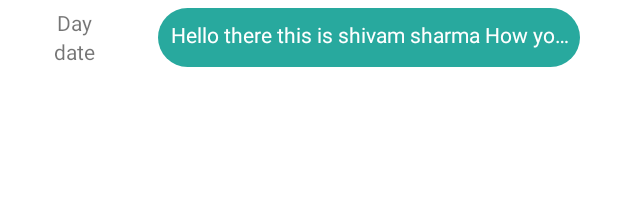
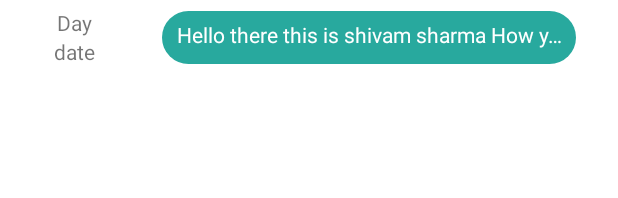
Before and after one commit to shivam-sharma02/Calendar-APP, an Android app: the layout custom_calendar.xml on its own in the app's theme, with its tools: preview values and no code run, on a phone screen of 412 x 824 dp. Shown: the top 198 px of the screen. Run offline under Robolectric (Android 15) with nearby library versions, the phone set to English and light mode, and no system bars.

Commit message:
UI improvements

```diff
--- a/app/src/main/res/layout/activity_write_events.xml
+++ b/app/src/main/res/layout/activity_write_events.xml
@@ -108,7 +108,8 @@
         android:layout_height="wrap_content"
         android:text="Create Event"
         android:layout_marginTop="100dp"
-        app:layout_constraintTop_toBottomOf="@+id/eventDescription"
+        android:background="@drawable/rounded_background"
+        app:layout_constraintTop_toBottomOf="@+id/selectTime"
         app:layout_constraintBottom_toBottomOf="parent"
         app:layout_constraintStart_toStartOf="parent"
         app:layout_constraintEnd_toEndOf="parent"
--- a/app/src/main/res/layout/custom_calendar.xml
+++ b/app/src/main/res/layout/custom_calendar.xml
@@ -14,9 +14,9 @@
         android:layout_height="50dp"
         android:gravity="center"
         android:orientation="vertical"
-        app:layout_constraintStart_toStartOf="parent"
-        app:layout_constraintBottom_toBottomOf="@id/calendar_constraint_layout"
-        app:layout_constraintTop_toTopOf="parent">
+        app:layout_constraintStart_toStartOf="@id/calendar_constraint_layout"
+        app:layout_constraintBottom_toTopOf="@id/alarmTime"
+        app:layout_constraintTop_toTopOf="@id/calendar_constraint_layout">
 
 
         <TextView
@@ -54,20 +54,33 @@
         android:ellipsize="end"
         android:gravity="center"
         android:maxLines="1"
-        android:layout_marginLeft="15dp"
-        android:layout_marginTop="5dp"
-        android:layout_marginBottom="5dp"
-        android:layout_marginRight="15dp"
+        android:layout_marginStart="18dp"
+        android:layout_marginTop="7dp"
+        android:layout_marginBottom="7dp"
+        android:layout_marginEnd="18dp"
         android:paddingStart="8dp"
         android:paddingTop="2dp"
         android:paddingEnd="8dp"
         android:paddingBottom="5dp"
         android:text="Hello there this is shivam sharma How you are doing"
         android:textColor="@color/white"
-        app:layout_constraintBottom_toBottomOf="parent"
+        app:layout_constraintBottom_toTopOf="@id/alarmTime"
         app:layout_constraintStart_toEndOf="@id/calendar_linear_layout"
-        app:layout_constraintEnd_toEndOf="parent"
-        app:layout_constraintTop_toTopOf="parent" />
+        app:layout_constraintEnd_toEndOf="@id/calendar_constraint_layout"
+        app:layout_constraintTop_toTopOf="@id/calendar_constraint_layout" />
+
+    <TextView
+        android:id="@+id/alarmTime"
+        android:layout_width="wrap_content"
+        android:layout_height="wrap_content"
+        android:text=""
+        android:layout_marginEnd="31dp"
+        app:layout_constraintEnd_toEndOf="@id/calendar_constraint_layout"
+        app:layout_constraintBottom_toBottomOf="@id/calendar_constraint_layout"
+        app:layout_constraintTop_toBottomOf="@id/eventContent"/>
+
+
+
 
 <!--        <androidx.recyclerview.widget.RecyclerView-->
 <!--            android:layout_width="55dp"-->
--- a/app/src/main/res/values/colors.xml
+++ b/app/src/main/res/values/colors.xml
@@ -6,4 +6,6 @@
     <color name="ThemeColor2">#00008B</color>
     <color name="PrimaryTheme">#28a99e</color>
 
+
+<!--    28a99e-->
 </resources>
--- a/app/src/main/res/values/styles.xml
+++ b/app/src/main/res/values/styles.xml
@@ -2,7 +2,7 @@
 <resources>
     <style name="AppTheme" parent="Theme.MaterialComponents.DayNight.NoActionBar">
         <item name="android:statusBarColor">@color/ThemeColor1</item>
-        <item name="android:colorPrimary">@color/PrimaryTheme</item>
-        <item name="android:colorPrimaryDark">@color/PrimaryTheme</item>
+        <item name="android:colorPrimary">@color/ThemeColor1</item>
+        <item name="android:colorPrimaryDark">@color/ThemeColor1</item>
     </style>
 </resources>
```
